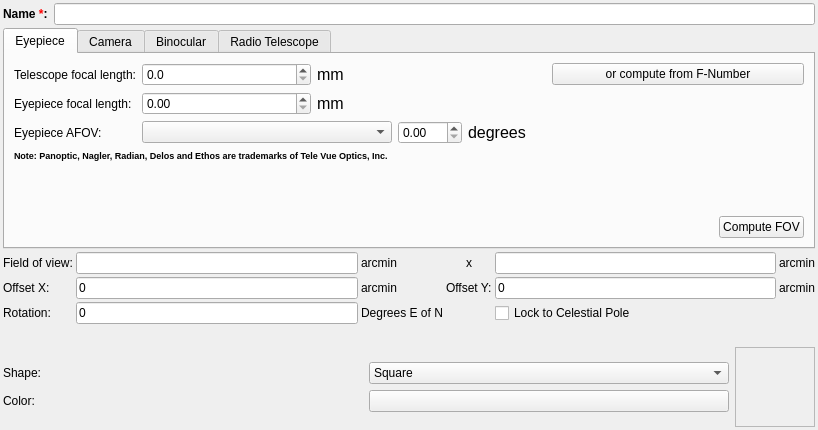
Qt form kstars/dialogs/newfov.ui (KDE/kstars) before a commit.
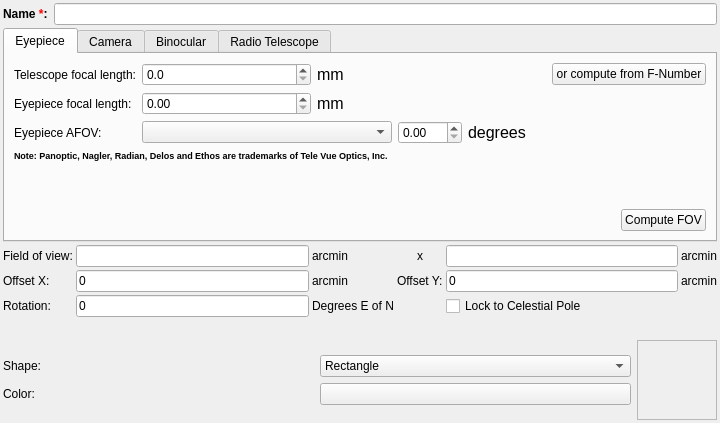
The same form after that commit. Custom widgets are drawn as their Qt base class.

Commit message:
square --> rectangle
BUGS:413580
FIXED-IN:3.3.7

What changed in the file:
```diff
--- a/kstars/dialogs/newfov.ui
+++ b/kstars/dialogs/newfov.ui
@@ -6,8 +6,8 @@
    <rect>
     <x>0</x>
     <y>0</y>
-    <width>818</width>
-    <height>430</height>
+    <width>720</width>
+    <height>423</height>
    </rect>
   </property>
   <property name="windowTitle">
@@ -1259,7 +1259,7 @@
            </property>
            <item>
             <property name="text">
-             <string>Square</string>
+             <string>Rectangle</string>
             </property>
            </item>
            <item>
```
